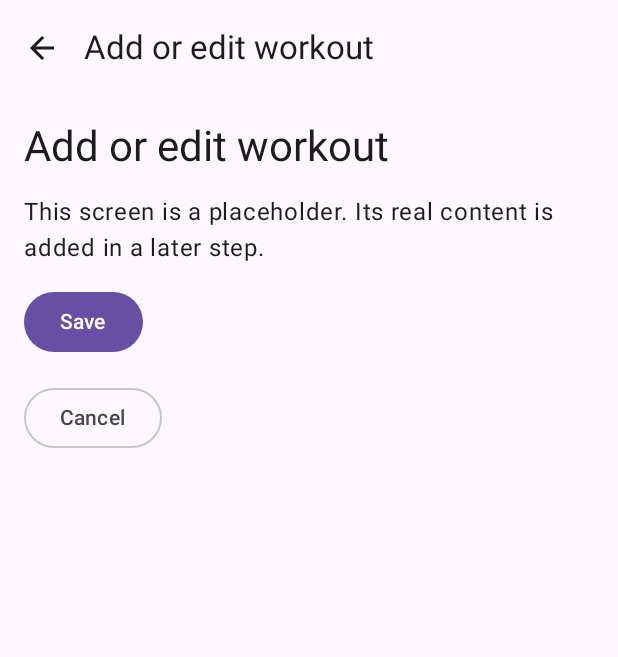
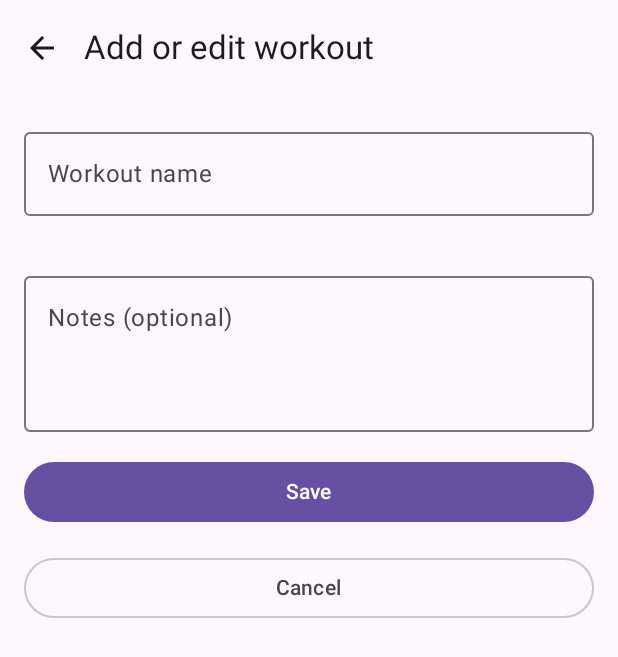
Before and after one commit to S00272372/gym-workout-log, an Android app built with Jetpack Compose: the AddEditWorkoutScreen screen opened through its navigation route, on a phone screen of 412 x 824 dp. Shown: the top 657 px of the screen. Run offline under Robolectric (Android 15) with nearby library versions, the phone set to English and light mode, and no system bars.

Commit message:
add viewmodels with stateflow and real home, history and add workout screens

```diff
--- a/app/src/main/java/com/example/gymlog/GymLogApp.kt
+++ b/app/src/main/java/com/example/gymlog/GymLogApp.kt
@@ -22,10 +22,12 @@ import androidx.compose.ui.graphics.vector.ImageVector
 import androidx.compose.ui.res.stringResource
 import androidx.navigation.NavGraph.Companion.findStartDestination
 import androidx.navigation.NavHostController
+import androidx.navigation.NavType
 import androidx.navigation.compose.NavHost
 import androidx.navigation.compose.composable
 import androidx.navigation.compose.currentBackStackEntryAsState
 import androidx.navigation.compose.rememberNavController
+import androidx.navigation.navArgument
 import com.example.gymlog.ui.screens.AddEditWorkoutScreen
 import com.example.gymlog.ui.screens.CameraScreen
 import com.example.gymlog.ui.screens.HistoryScreen
@@ -55,17 +57,25 @@ fun GymLogApp(
 ) {
     //observe the current back stack entry so the app bar follows navigation
     val backStackEntry by navController.currentBackStackEntryAsState()
+    //routes with arguments look like Detail/{workoutId} so cut off everything after the name
     val currentScreen = GymLogScreen.valueOf(
-        backStackEntry?.destination?.route ?: GymLogScreen.Home.name
+        (backStackEntry?.destination?.route ?: GymLogScreen.Home.name)
+            .substringBefore("/")
+            .substringBefore("?")
     )
     val isTopLevel = topLevelDestinations.any { it.screen == currentScreen }
+
+    //opens the detail screen for one workout and passes its id in the route
+    val openDetail: (Long) -> Unit = { workoutId ->
+        navController.navigate("${GymLogScreen.Detail.name}/$workoutId")
+    }
 
     Scaffold(
         topBar = {
             TopAppBar(
                 title = { Text(stringResource(currentScreen.title)) },
                 navigationIcon = {
-                    //only show the Up arrow on screens that are not top level
+                    //only show the up arrow on screens that are not top level
                     if (!isTopLevel) {
                         IconButton(onClick = { navController.navigateUp() }) {
                             Icon(
@@ -110,15 +120,19 @@ fun GymLogApp(
             composable(route = GymLogScreen.Home.name) {
                 HomeScreen(
                     onStartWorkout = { navController.navigate(GymLogScreen.LiveSession.name) },
-                    onAddWorkout = { navController.navigate(GymLogScreen.AddEdit.name) }
+                    onAddWorkout = { navController.navigate(GymLogScreen.AddEdit.name) },
+                    onOpenWorkout = openDetail
                 )
             }
             composable(route = GymLogScreen.History.name) {
                 HistoryScreen(
-                    onOpenWorkout = { navController.navigate(GymLogScreen.Detail.name) }
+                    onOpenWorkout = openDetail
                 )
             }
-            composable(route = GymLogScreen.Detail.name) {
+            composable(
+                route = "${GymLogScreen.Detail.name}/{workoutId}",
+                arguments = listOf(navArgument("workoutId") { type = NavType.LongType })
+            ) {
                 WorkoutDetailScreen(
                     onEditWorkout = { navController.navigate(GymLogScreen.AddEdit.name) },
                     onAddPhoto = { navController.navigate(GymLogScreen.Camera.name) }
--- /dev/null
+++ b/app/src/main/java/com/example/gymlog/ui/screens/AddEditWorkoutScreen.kt
@@ -0,0 +1,70 @@
+package com.example.gymlog.ui.screens
+
+import androidx.compose.foundation.layout.Arrangement
+import androidx.compose.foundation.layout.Column
+import androidx.compose.foundation.layout.fillMaxSize
+import androidx.compose.foundation.layout.fillMaxWidth
+import androidx.compose.foundation.layout.padding
+import androidx.compose.foundation.rememberScrollState
+import androidx.compose.foundation.verticalScroll
+import androidx.compose.material3.Button
+import androidx.compose.material3.OutlinedButton
+import androidx.compose.material3.OutlinedTextField
+import androidx.compose.material3.Text
+import androidx.compose.runtime.Composable
+import androidx.compose.runtime.collectAsState
+import androidx.compose.runtime.getValue
+import androidx.compose.ui.Modifier
+import androidx.compose.ui.res.stringResource
+import androidx.compose.ui.unit.dp
+import androidx.lifecycle.viewmodel.compose.viewModel
+import com.example.gymlog.R
+import com.example.gymlog.ui.viewmodel.AddEditViewModel
+import com.example.gymlog.ui.viewmodel.AppViewModelProvider
+
+@Composable
+fun AddEditWorkoutScreen(
+    onSave: () -> Unit,
+    onCancel: () -> Unit,
+    modifier: Modifier = Modifier,
+    viewModel: AddEditViewModel = viewModel(factory = AppViewModelProvider.Factory)
+) {
+    val uiState by viewModel.uiState.collectAsState()
+
+    Column(
+        modifier = modifier
+            .fillMaxSize()
+            .verticalScroll(rememberScrollState())
+            .padding(16.dp),
+        verticalArrangement = Arrangement.spacedBy(16.dp)
+    ) {
+        OutlinedTextField(
+            value = uiState.name,
+            onValueChange = viewModel::onNameChange,
+            label = { Text(stringResource(R.string.workout_name_label)) },
+            isError = uiState.nameError,
+            supportingText = {
+                if (uiState.nameError) Text(stringResource(R.string.name_required))
+            },
+            singleLine = true,
+            modifier = Modifier.fillMaxWidth()
+        )
+        OutlinedTextField(
+            value = uiState.notes,
+            onValueChange = viewModel::onNotesChange,
+            label = { Text(stringResource(R.string.workout_notes_label)) },
+            minLines = 3,
+            modifier = Modifier.fillMaxWidth()
+        )
+        Button(
+            onClick = { viewModel.save(onSaved = onSave) },
+            enabled = !uiState.isSaving,
+            modifier = Modifier.fillMaxWidth()
+        ) {
+            Text(stringResource(R.string.save))
+        }
+        OutlinedButton(onClick = onCancel, modifier = Modifier.fillMaxWidth()) {
+            Text(stringResource(R.string.cancel))
+        }
+    }
+}
--- /dev/null
+++ b/app/src/main/java/com/example/gymlog/ui/screens/HomeScreen.kt
@@ -0,0 +1,68 @@
+package com.example.gymlog.ui.screens
+
+import androidx.compose.foundation.layout.Arrangement
+import androidx.compose.foundation.layout.Column
+import androidx.compose.foundation.layout.fillMaxSize
+import androidx.compose.foundation.layout.padding
+import androidx.compose.foundation.rememberScrollState
+import androidx.compose.foundation.verticalScroll
+import androidx.compose.material3.Button
+import androidx.compose.material3.MaterialTheme
+import androidx.compose.material3.OutlinedButton
+import androidx.compose.material3.Text
+import androidx.compose.runtime.Composable
+import androidx.compose.runtime.collectAsState
+import androidx.compose.runtime.getValue
+import androidx.compose.ui.Modifier
+import androidx.compose.ui.res.stringResource
+import androidx.compose.ui.unit.dp
+import androidx.lifecycle.viewmodel.compose.viewModel
+import com.example.gymlog.R
+import com.example.gymlog.ui.viewmodel.AppViewModelProvider
+import com.example.gymlog.ui.viewmodel.HomeViewModel
+
+@Composable
+fun HomeScreen(
+    onStartWorkout: () -> Unit,
+    onAddWorkout: () -> Unit,
+    onOpenWorkout: (Long) -> Unit,
+    modifier: Modifier = Modifier,
+    viewModel: HomeViewModel = viewModel(factory = AppViewModelProvider.Factory)
+) {
+    //the screen observes the ViewModel StateFlow and redraws when it changes
+    val uiState by viewModel.uiState.collectAsState()
+
+    //scrolls so nothing is cut off in landscape
+    Column(
+        modifier = modifier
+            .fillMaxSize()
+            .verticalScroll(rememberScrollState())
+            .padding(16.dp),
+        verticalArrangement = Arrangement.spacedBy(16.dp)
+    ) {
+        Text(
+            text = stringResource(R.string.workouts_last_7_days, uiState.workoutsLast7Days),
+            style = MaterialTheme.typography.headlineMedium
+        )
+        Button(onClick = onStartWorkout) {
+            Text(stringResource(R.string.start_workout))
+        }
+        OutlinedButton(onClick = onAddWorkout) {
+            Text(stringResource(R.string.add_workout))
+        }
+        Text(
+            text = stringResource(R.string.recent_workouts),
+            style = MaterialTheme.typography.titleLarge
+        )
+        if (uiState.recentWorkouts.isEmpty()) {
+            Text(
+                text = stringResource(R.string.no_workouts),
+                style = MaterialTheme.typography.bodyLarge
+            )
+        } else {
+            uiState.recentWorkouts.forEach { workout ->
+                WorkoutCard(workout = workout, onClick = { onOpenWorkout(workout.id) })
+            }
+        }
+    }
+}
--- a/app/src/main/java/com/example/gymlog/ui/screens/Screens.kt
+++ b/app/src/main/java/com/example/gymlog/ui/screens/Screens.kt
@@ -44,34 +44,6 @@ private fun PlaceholderScreen(
 }
 
 @Composable
-fun HomeScreen(
-    onStartWorkout: () -> Unit,
-    onAddWorkout: () -> Unit,
-    modifier: Modifier = Modifier
-) {
-    PlaceholderScreen(R.string.screen_home, modifier) {
-        Button(onClick = onStartWorkout) {
-            Text(stringResource(R.string.start_workout))
-        }
-        OutlinedButton(onClick = onAddWorkout) {
-            Text(stringResource(R.string.add_workout))
-        }
-    }
-}
-
-@Composable
-fun HistoryScreen(
-    onOpenWorkout: () -> Unit,
-    modifier: Modifier = Modifier
-) {
-    PlaceholderScreen(R.string.screen_history, modifier) {
-        Button(onClick = onOpenWorkout) {
-            Text(stringResource(R.string.open_sample_workout))
-        }
-    }
-}
-
-@Composable
 fun WorkoutDetailScreen(
     onEditWorkout: () -> Unit,
     onAddPhoto: () -> Unit,
@@ -83,22 +55,6 @@ fun WorkoutDetailScreen(
         }
         OutlinedButton(onClick = onAddPhoto) {
             Text(stringResource(R.string.add_photo))
-        }
-    }
-}
-
-@Composable
-fun AddEditWorkoutScreen(
-    onSave: () -> Unit,
-    onCancel: () -> Unit,
-    modifier: Modifier = Modifier
-) {
-    PlaceholderScreen(R.string.screen_add_edit, modifier) {
-        Button(onClick = onSave) {
-            Text(stringResource(R.string.save))
-        }
-        OutlinedButton(onClick = onCancel) {
-            Text(stringResource(R.string.cancel))
         }
     }
 }
--- /dev/null
+++ b/app/src/main/java/com/example/gymlog/ui/viewmodel/AddEditViewModel.kt
@@ -0,0 +1,55 @@
+package com.example.gymlog.ui.viewmodel
+
+import androidx.lifecycle.ViewModel
+import androidx.lifecycle.viewModelScope
+import com.example.gymlog.data.Workout
+import com.example.gymlog.data.WorkoutRepository
+import kotlinx.coroutines.flow.MutableStateFlow
+import kotlinx.coroutines.flow.StateFlow
+import kotlinx.coroutines.flow.asStateFlow
+import kotlinx.coroutines.flow.update
+import kotlinx.coroutines.launch
+
+//the state of the form and the screen only draws this and it never changes it directly
+data class AddEditUiState(
+    val name: String = "",
+    val notes: String = "",
+    val nameError: Boolean = false,
+    val isSaving: Boolean = false
+)
+
+class AddEditViewModel(private val repository: WorkoutRepository) : ViewModel() {
+
+    //private writable state, public read-only state unidirectional data flow
+    private val _uiState = MutableStateFlow(AddEditUiState())
+    val uiState: StateFlow<AddEditUiState> = _uiState.asStateFlow()
+
+    //events from the screen
+    fun onNameChange(newName: String) {
+        _uiState.update { it.copy(name = newName, nameError = false) }
+    }
+
+    fun onNotesChange(newNotes: String) {
+        _uiState.update { it.copy(notes = newNotes) }
+    }
+
+    fun save(onSaved: () -> Unit) {
+        val current = _uiState.value
+        if (current.isSaving) return
+        if (current.name.isBlank()) {
+            _uiState.update { it.copy(nameError = true) }
+            return
+        }
+        _uiState.update { it.copy(isSaving = true) }
+        viewModelScope.launch {
+            repository.addWorkout(
+                Workout(
+                    name = current.name.trim(),
+                    dateMillis = System.currentTimeMillis(),
+                    notes = current.notes.trim()
+                )
+            )
+            onSaved()
+        }
+    }
+}
--- /dev/null
+++ b/app/src/main/java/com/example/gymlog/ui/viewmodel/AppViewModelProvider.kt
@@ -0,0 +1,20 @@
+package com.example.gymlog.ui.viewmodel
+
+import androidx.lifecycle.ViewModelProvider.AndroidViewModelFactory
+import androidx.lifecycle.viewmodel.CreationExtras
+import androidx.lifecycle.viewmodel.initializer
+import androidx.lifecycle.viewmodel.viewModelFactory
+import com.example.gymlog.GymLogApplication
+
+//builds every ViewModel and gives it the shared repository from GymLogApplication
+object AppViewModelProvider {
+    val Factory = viewModelFactory {
+        initializer { HomeViewModel(gymLogApplication().workoutRepository) }
+        initializer { HistoryViewModel(gymLogApplication().workoutRepository) }
+        initializer { AddEditViewModel(gymLogApplication().workoutRepository) }
+    }
+}
+
+//finds the GymLogApplication object inside the ViewModel creation extras
+fun CreationExtras.gymLogApplication(): GymLogApplication =
+    this[AndroidViewModelFactory.APPLICATION_KEY] as GymLogApplication
--- /dev/null
+++ b/app/src/main/java/com/example/gymlog/ui/viewmodel/HomeViewModel.kt
@@ -0,0 +1,35 @@
+package com.example.gymlog.ui.viewmodel
+
+import androidx.lifecycle.ViewModel
+import androidx.lifecycle.viewModelScope
+import com.example.gymlog.data.Workout
+import com.example.gymlog.data.WorkoutRepository
+import kotlinx.coroutines.flow.SharingStarted
+import kotlinx.coroutines.flow.StateFlow
+import kotlinx.coroutines.flow.map
+import kotlinx.coroutines.flow.stateIn
+
+//everything the home screen needs to draw itself
+data class HomeUiState(
+    val recentWorkouts: List<Workout> = emptyList(),
+    val workoutsLast7Days: Int = 0
+)
+
+class HomeViewModel(repository: WorkoutRepository) : ViewModel() {
+
+    //the database flow is turned into a StateFlow. Whenever a workout is added,
+    //changed or deleted, room emits a new list and this state updates by itself.
+    val uiState: StateFlow<HomeUiState> = repository.workouts
+        .map { workouts ->
+            val sevenDaysAgo = System.currentTimeMillis() - 7L * 24 * 60 * 60 * 1000
+            HomeUiState(
+                recentWorkouts = workouts.take(3),
+                workoutsLast7Days = workouts.count { it.dateMillis >= sevenDaysAgo }
+            )
+        }
+        .stateIn(
+            scope = viewModelScope,
+            started = SharingStarted.WhileSubscribed(5_000),
+            initialValue = HomeUiState()
+        )
+}
--- a/app/src/main/res/values/strings.xml
+++ b/app/src/main/res/values/strings.xml
@@ -27,6 +27,14 @@
     <string name="finish_session">Finish session</string>
     <string name="done">Done</string>
 
+    <!--real screens-->
+    <string name="workouts_last_7_days">Workouts in the last 7 days: %1$d</string>
+    <string name="recent_workouts">Recent workouts</string>
+    <string name="no_workouts">No workouts yet. Tap Add workout to log your first one.</string>
+    <string name="workout_name_label">Workout name</string>
+    <string name="workout_notes_label">Notes (optional)</string>
+    <string name="name_required">Please enter a workout name</string>
+
     <!--temporary text used by the placeholder screens-->
     <string name="placeholder_body">This screen is a placeholder. Its real content is added in a later step.</string>
 </resources>
```
Also changed, not shown: app/src/main/java/com/example/gymlog/ui/screens/HistoryScreen.kt (added, +59 -0 lines), app/src/main/java/com/example/gymlog/ui/screens/WorkoutCard.kt (added, +50 -0 lines), app/src/main/java/com/example/gymlog/ui/viewmodel/HistoryViewModel.kt (added, +27 -0 lines).
